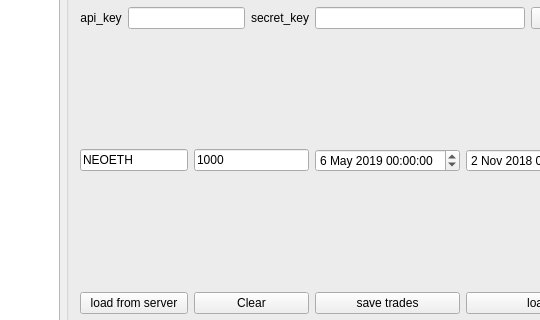
predbannikov/calcVolume, file mainwindow.ui: the form before one commit; both pictures show x 481 to 1021 and y 166 to 486 of the 1117 by 784 pixel window.
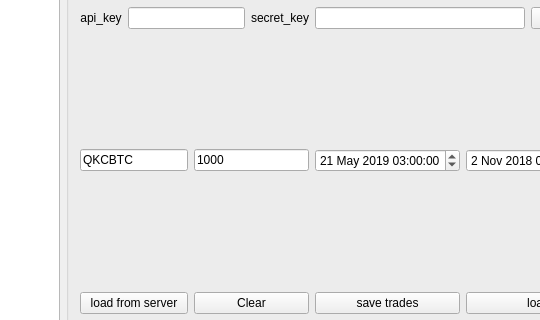
The form after the commit.

Commit message: fix calc volume

The edit to the form file:
```diff
--- a/mainwindow.ui
+++ b/mainwindow.ui
@@ -96,7 +96,7 @@
        <item row="1" column="0" colspan="2">
         <widget class="QLineEdit" name="lePair">
          <property name="text">
-          <string>NEOETH</string>
+          <string>QKCBTC</string>
          </property>
         </widget>
        </item>
@@ -111,12 +111,12 @@
         <widget class="QDateTimeEdit" name="dtStartHistory">
          <property name="dateTime">
           <datetime>
-           <hour>0</hour>
+           <hour>3</hour>
            <minute>0</minute>
            <second>0</second>
            <year>2019</year>
            <month>5</month>
-           <day>6</day>
+           <day>21</day>
           </datetime>
          </property>
         </widget>
```
Left out of the diff: 2 changed lines with no effect on the pictures. The commit also changes 2 other files.
